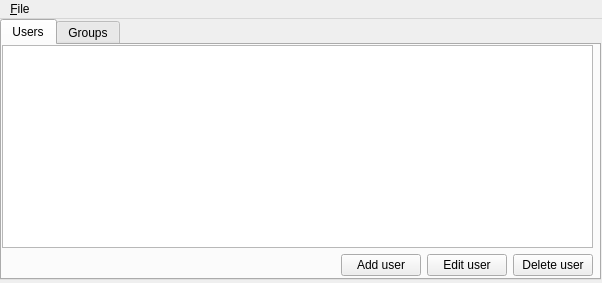
First picture: the form in main.ui, repository savant2212/davadmin, before the edit.
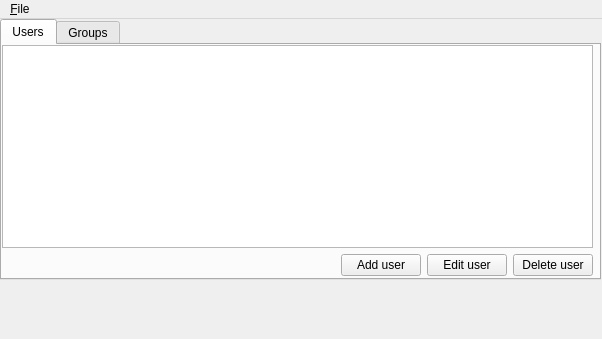
Second picture: the form after the edit. The open tabs and pages were chosen to show the change.

Diff of the .ui file:
```diff
--- a/main.ui
+++ b/main.ui
@@ -7,7 +7,7 @@
     <x>0</x>
     <y>0</y>
     <width>602</width>
-    <height>283</height>
+    <height>339</height>
    </rect>
   </property>
   <property name="windowTitle">
```
Left out of the diff: 70 changed lines with no effect on the pictures.
